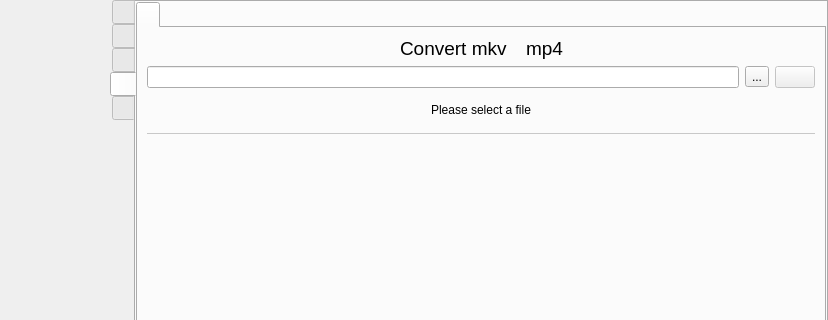
rusbomber/vokoscreenNG, file src/wayland/formMainWindow_wl.ui: the form before one commit; both pictures show x 0 to 828 and y 0 to 320 of the 828 by 567 pixel window.
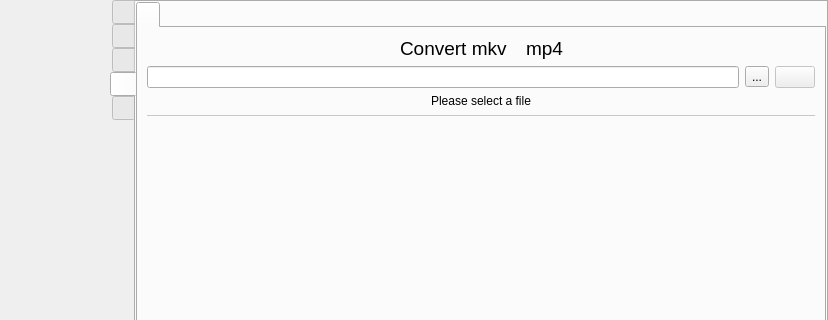
The form after the commit. The open tabs and pages were chosen to show the change. Icons and pictures are not drawn.

Patch:
```diff
--- a/src/wayland/formMainWindow_wl.ui
+++ b/src/wayland/formMainWindow_wl.ui
@@ -2999,6 +2999,21 @@
                    <string notr="true"/>
                   </property>
                   <layout class="QHBoxLayout" name="horizontalLayout_19">
+                   <property name="spacing">
+                    <number>0</number>
+                   </property>
+                   <property name="leftMargin">
+                    <number>0</number>
+                   </property>
+                   <property name="topMargin">
+                    <number>0</number>
+                   </property>
+                   <property name="rightMargin">
+                    <number>0</number>
+                   </property>
+                   <property name="bottomMargin">
+                    <number>0</number>
+                   </property>
                    <item alignment="Qt::AlignHCenter">
                     <widget class="QLabel" name="label_convert_MP4">
                      <property name="sizePolicy">
```
Left out of the diff: 4 changed lines with no effect on the pictures.
